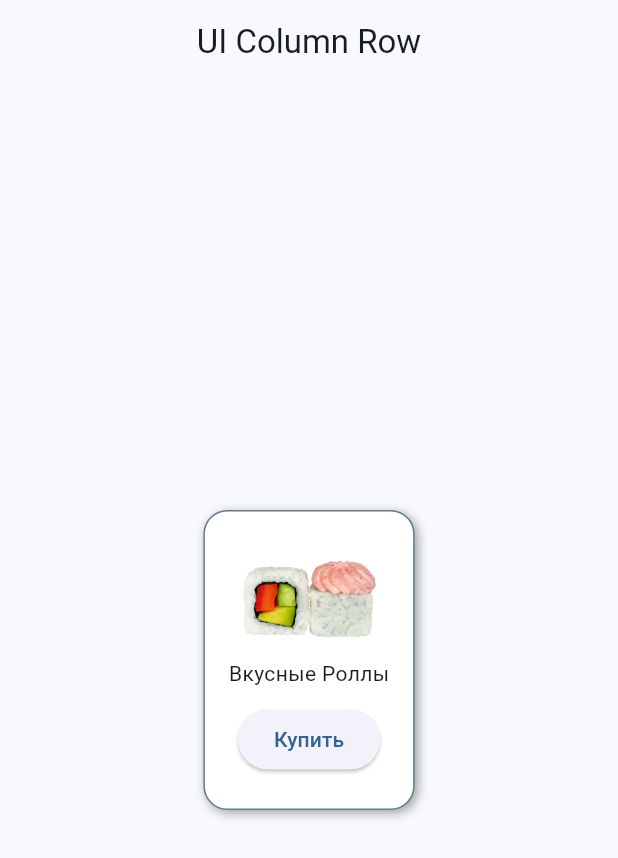
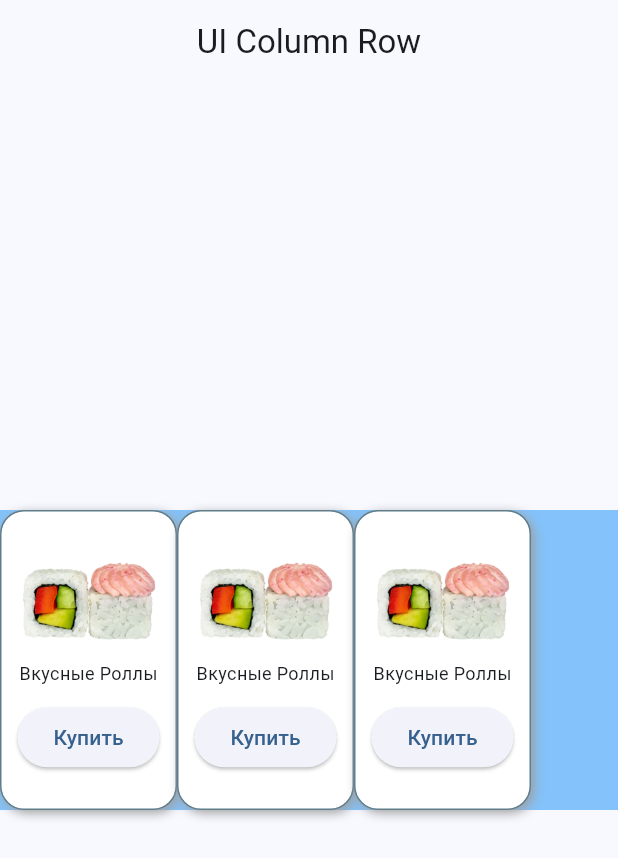
Before and after one commit to vladpap/flutter_course, a Flutter app: the screen it shows after launch, on a phone screen of 412 x 824 dp. Shown: the top 858 px of the screen. Run offline on Flutter 3.47's test engine with Material 3 defaults, Android fonts, the light colour scheme and no system bars.

Commit message:
wrap container and added background color

```diff
--- a/lib/main.dart
+++ b/lib/main.dart
@@ -32,7 +32,18 @@ class HomeWidget extends StatelessWidget {
         title: const Text("UI Column Row"),
       ),
       body: Center(
-        child: RollCard() // 👉 Передаём виджет с карточкой
+        child: Container(
+          decoration: BoxDecoration(
+            color: Color.fromARGB(139, 33, 149, 246)
+          ),
+          child: Row(
+            children: [
+              RollCard(),
+              RollCard(),
+              RollCard(),
+            ],
+          ),
+        ), // 👉 Передаём виджет с карточкой
       ),
     );
   }
@@ -45,7 +56,7 @@ class RollCard extends StatelessWidget {
   Widget build(BuildContext context) {
     return Container(
       height: 200, // 👉 Высота контейнера
-      padding: const EdgeInsets.all(16), // 👉 Внутренний отступ
+      padding: const EdgeInsets.all(8), // 👉 Внутренний отступ
 
       decoration: BoxDecoration(
         color: Colors.white, // 👉 Цвет фона белый
@@ -63,7 +74,7 @@ class RollCard extends StatelessWidget {
         children: [
           Image.asset("assets/images/roll.png", width: 100),
           SizedBox(height: 10),
-          Text("Вкусные Роллы", style: TextStyle(fontSize: 14)),
+          Text("Вкусные Роллы", style: TextStyle(fontSize: 12)),
           SizedBox(height: 10),
           ElevatedButton(onPressed: () {}, child: Text("Купить")),
         ],
```
